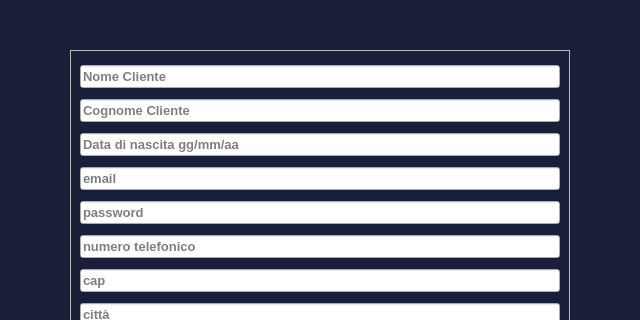
First picture: the form in NegozioDelUsatoPython/MVC/View/AdminButtonsViews/inserisciClienteView.ui, repository LeonUrsu/NegozioDellUsato-ExamIS, before the edit; both pictures show x 130 to 770 and y 0 to 320 of the 900 by 600 pixel window.
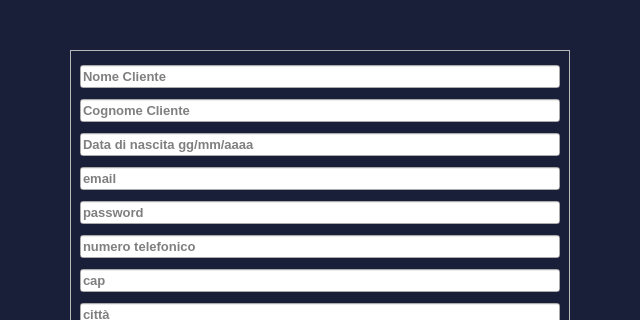
Second picture: the form after the edit. Icons and pictures are not drawn.

Diff of the .ui file:
```diff
--- a/NegozioDelUsatoPython/MVC/View/AdminButtonsViews/inserisciClienteView.ui
+++ b/NegozioDelUsatoPython/MVC/View/AdminButtonsViews/inserisciClienteView.ui
@@ -72,7 +72,7 @@
          </font>
         </property>
         <property name="placeholderText">
-         <string>Data di nascita gg/mm/aa</string>
+         <string>Data di nascita gg/mm/aaaa</string>
         </property>
        </widget>
       </item>
```
